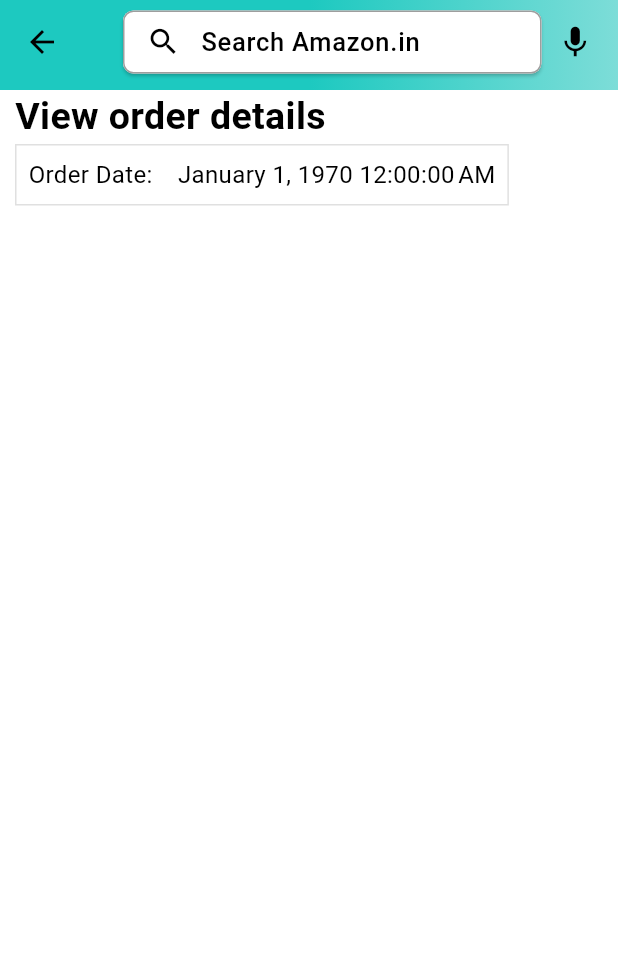
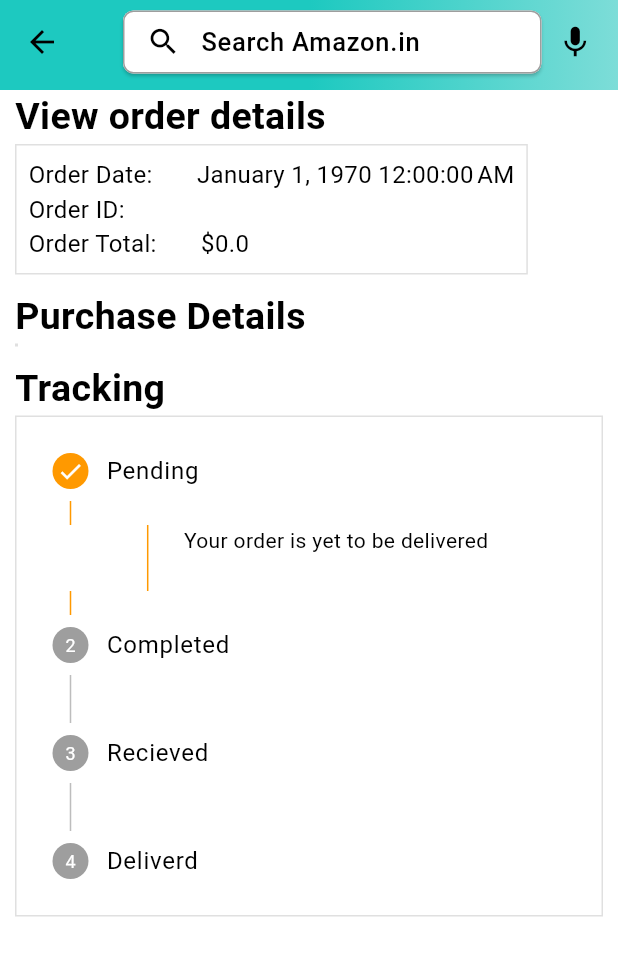
Before and after one commit to AVtheking/Amazone, a Flutter app: the OrderDetailsScreen screen opened directly with empty values, on a phone screen of 412 x 824 dp. Shown: the top 956 px of the screen. Run offline on Flutter 3.47's test engine with Material 2 defaults, Android fonts, the phone set to English and light mode, and no system bars; our stand-ins replace badges, carousel_slider, dotted_border, file_picker, flutter_rating_bar, flutter_riverpod and 1 more; missing offline and left inert: cloudinary_public, pay; accounts and stored records are empty.

Commit message:
order details completed

```diff
--- a/lib/features/order_detail/screens/order_detail.dart
+++ b/lib/features/order_detail/screens/order_detail.dart
@@ -19,10 +19,17 @@ class OrderDetailsScreen extends ConsumerStatefulWidget {
 
 class _OrderDetailsScreenState extends ConsumerState<OrderDetailsScreen> {
   final TextEditingController _searchController = TextEditingController();
+  int currentState = 0;
   @override
   void dispose() {
     _searchController.dispose();
     super.dispose();
+  }
+
+  @override
+  void initState() {
+    super.initState();
+    currentState = widget.order.status;
   }
 
   void navigateToSearchScreen(BuildContext context, String value) {
@@ -95,6 +102,7 @@ class _OrderDetailsScreenState extends ConsumerState<OrderDetailsScreen> {
       ),
       body: Padding(
         padding: const EdgeInsets.symmetric(horizontal: 10),
+        child: SingleChildScrollView(
           child: Column(
             crossAxisAlignment: CrossAxisAlignment.start,
             children: [
@@ -108,18 +116,129 @@ class _OrderDetailsScreenState extends ConsumerState<OrderDetailsScreen> {
                 child: Padding(
                   padding: const EdgeInsets.all(8.0),
                   child: Column(
+                    crossAxisAlignment: CrossAxisAlignment.start,
                     children: [
                       Text(
-                      "Order Date:    ${DateFormat().format(DateTime.fromMillisecondsSinceEpoch(widget.order.orderedAt))}",
+                        "Order Date:       ${DateFormat().format(DateTime.fromMillisecondsSinceEpoch(widget.order.orderedAt))}",
                         style: const TextStyle(fontSize: 16),
-                    )
+                      ),
+                      Text(
+                        "Order ID:          ${widget.order.id}",
+                        style: const TextStyle(fontSize: 16),
+                      ),
+                      Text(
+                        "Order Total:       \$${widget.order.totalPrice}",
+                        style: const TextStyle(fontSize: 16),
+                      ),
                     ],
                   ),
+                ),
+              ),
+              const Padding(
+                padding: EdgeInsets.only(top: 10.0),
+                child: Text(
+                  "Purchase Details",
+                  style: TextStyle(fontSize: 25, fontWeight: FontWeight.bold),
+                ),
+              ),
+              Container(
+                decoration:
+                    BoxDecoration(border: Border.all(color: Colors.black12)),
+                child: Column(
+                  mainAxisAlignment: MainAxisAlignment.start,
+                  children: [
+                    for (int i = 0; i < widget.order.products.length; i++)
+                      Container(
+                        margin: const EdgeInsets.only(top: 10),
+                        padding: const EdgeInsets.symmetric(horizontal: 10),
+                        child: Row(
+                          // crossAxisAlignment: CrossAxisAlignment.start,
+                          children: [
+                            Image.network(
+                              widget.order.products[i].images[0],
+                              height: 120,
+                              width: 120,
+                              // fit: BoxFit.fitWidth,
+                            ),
+                            const SizedBox(
+                              width: 10,
+                            ),
+                            Expanded(
+                              child: Column(
+                                crossAxisAlignment: CrossAxisAlignment.start,
+                                children: [
+                                  Text(
+                                    widget.order.products[i].name,
+                                    // softWrap: true,
+                                    style: const TextStyle(
+                                      fontSize: 20,
+                                      fontWeight: FontWeight.bold,
+                                    ),
+                                    maxLines: 2,
+                                    overflow: TextOverflow.ellipsis,
+                                  ),
+                                  Text("Qty: ${widget.order.quantity[i]}")
+                                ],
                               ),
                             )
                           ],
                         ),
                       ),
+                  ],
+                ),
+              ),
+              const Padding(
+                padding: EdgeInsets.only(top: 10.0),
+                child: Text(
+                  "Tracking",
+                  style: TextStyle(fontSize: 25, fontWeight: FontWeight.bold),
+                ),
+              ),
+              Container(
+                decoration: BoxDecoration(
+                  border: Border.all(color: Colors.black12),
+                ),
+                child: Stepper(
+                    controlsBuilder: (context, details) => const SizedBox(),
+                    steps: [
+                      Step(
+                          title: const Text("Pending"),
+                          content:
+                              const Text("Your order is yet to be delivered"),
+                          isActive: currentState >= 0,
+                          state: currentState >= 0
+                              ? StepState.complete
+                              : StepState.indexed),
+                      Step(
+                          title: const Text("Completed"),
+                          content: const Text(
+                              "Your order has been delivered! you are yet to sign"),
+                          isActive: currentState >= 1,
+                          state: currentState >= 1
+                              ? StepState.complete
+                              : StepState.indexed),
+                      Step(
+                          title: const Text("Recieved"),
+                          content: const Text(
+                              "Your order has been delivered! and signed by you"),
+                          isActive: currentState >= 2,
+                          state: currentState >= 2
+                              ? StepState.complete
+                              : StepState.indexed),
+                      Step(
+                          title: const Text("Deliverd"),
+                          content: const Text(
+                              "Your order has been delivered! and signed by you"),
+                          isActive: currentState >= 3,
+                          state: currentState >= 3
+                              ? StepState.complete
+                              : StepState.indexed),
+                    ]),
+              )
+            ],
+          ),
+        ),
+      ),
     );
   }
 }
```
Also changed, not shown: 2 other files. Lines whose indentation alone changed are shown as unchanged.
